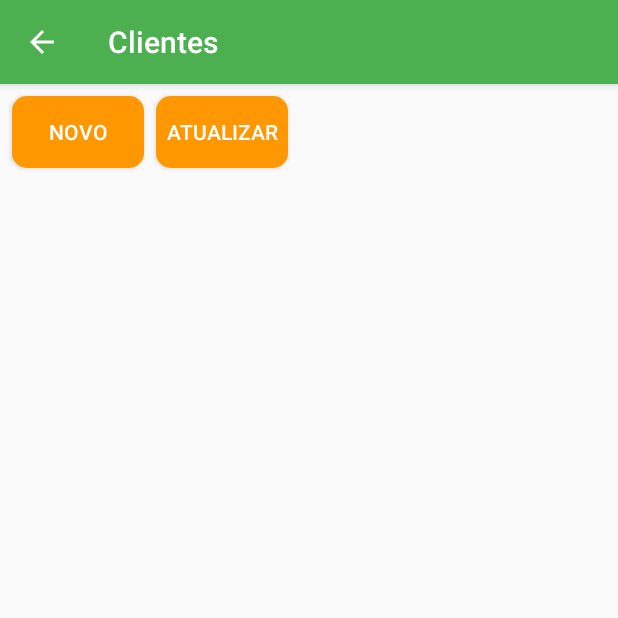
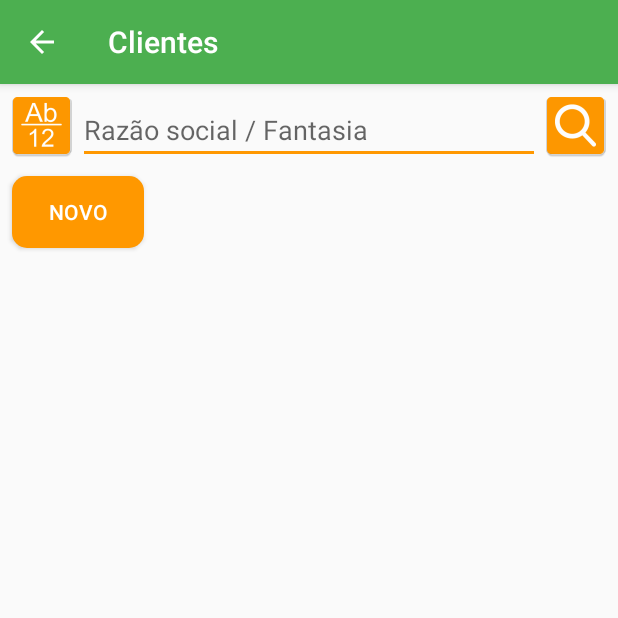
Before and after one commit to pablohcl/W170803, an Android app: the ActivityClientes screen opened directly, with no data from a screen before it, on a phone screen of 412 x 824 dp, the top half of it. Run offline under Robolectric (Android 15) with nearby library versions, the phone set to English and light mode, and no system bars.

Commit message:
Modulo clientes finalizado.

```diff
--- a/app/src/main/java/watt/w170803/ActivityClientes.java
+++ b/app/src/main/java/watt/w170803/ActivityClientes.java
@@ -1,34 +1,19 @@
 package watt.w170803;
 
-import android.app.Activity;
 import android.app.AlertDialog;
 import android.content.Context;
 import android.content.DialogInterface;
 import android.content.Intent;
-import android.support.design.widget.FloatingActionButton;
-import android.support.v4.app.FragmentManager;
-import android.support.v4.app.FragmentTransaction;
-import android.support.v4.app.NotificationCompat;
 import android.support.v7.app.AppCompatActivity;
 import android.os.Bundle;
-import android.support.v7.widget.DefaultItemAnimator;
 import android.support.v7.widget.LinearLayoutManager;
 import android.support.v7.widget.RecyclerView;
-import android.view.LayoutInflater;
-import android.view.MotionEvent;
 import android.view.View;
-import android.view.ViewGroup;
-import android.widget.ArrayAdapter;
 import android.widget.Button;
 import android.widget.EditText;
-import android.widget.RadioButton;
-import android.widget.RadioGroup;
-import android.widget.Spinner;
-import android.widget.TextView;
-import android.widget.Toast;
+import android.widget.ImageButton;
 
 import java.util.ArrayList;
-import java.util.List;
 
 public class ActivityClientes extends AppCompatActivity {
 
@@ -37,9 +22,11 @@ public class ActivityClientes extends AppCompatActivity {
 
     //Widgets
     private RecyclerView recyclerViewClientes;
-    private Button btnBuscarCliente;
+    private ImageButton imgBtnBuscaCliente;
     private Button btnNovoCliente;
-
+    private EditText etBuscaClientes;
+    private ImageButton imgBtnTipoBuscaClientes;
+    private String[] campoBuscaSelecionado;
     private int opcaoSelecionada;
 
     private ClientesAdapter adapter;
@@ -55,8 +42,64 @@ public class ActivityClientes extends AppCompatActivity {
 
         //Referencias
         recyclerViewClientes = (RecyclerView) findViewById(R.id.rv_clientes);
-        btnBuscarCliente = (Button) findViewById(R.id.btn_busca_cliente);
+        imgBtnBuscaCliente = (ImageButton) findViewById(R.id.img_btn_busca_clientes);
         btnNovoCliente = (Button) findViewById(R.id.btn_novo_cliente);
+        etBuscaClientes = (EditText) findViewById(R.id.et_busca_clientes);
+        imgBtnTipoBuscaClientes = (ImageButton) findViewById(R.id.img_btn_campo_cliente_busca);
+
+        campoBuscaSelecionado = new String[2];
+
+        cDAO = new ClientesDB(this);
+        cDAO.abrirBanco();
+
+        campoBuscaSelecionado[0] = BaseDB.CLIENTE_RAZAO_SOCIAL;
+        campoBuscaSelecionado[1] = BaseDB.CLIENTE_FANTASIA;
+        imgBtnTipoBuscaClientes.setOnClickListener(new View.OnClickListener() {
+            @Override
+            public void onClick(View view) {
+                opcaoSelecionada=0;
+                etBuscaClientes.setText(null);
+
+                AlertDialog.Builder msg = new AlertDialog.Builder(ActivityClientes.this);
+
+                msg.setSingleChoiceItems(R.array.array_alert_campo_busca_clientes, 0, new DialogInterface.OnClickListener() {
+                    @Override
+                    public void onClick(DialogInterface dialogInterface, int i) {
+                        opcaoSelecionada=i;
+                    }
+                });
+                msg.setPositiveButton("OK", new DialogInterface.OnClickListener() {
+                    @Override
+                    public void onClick(DialogInterface dialogInterface, int i) {
+                        switch(opcaoSelecionada){
+                            case 0:
+                                etBuscaClientes.setHint(R.string.alert_campo_razao);
+                                campoBuscaSelecionado[0] = BaseDB.CLIENTE_RAZAO_SOCIAL;
+                                campoBuscaSelecionado[1] = BaseDB.CLIENTE_FANTASIA;
+                                break;
+                            case 1:
+                                etBuscaClientes.setHint(R.string.alert_campo_cnpj);
+                                campoBuscaSelecionado[0] = BaseDB.CLIENTE_CNPJ;
+                                campoBuscaSelecionado[1] = BaseDB.CLIENTE_CPF;
+                                break;
+                            case 2:
+                                etBuscaClientes.setHint(R.string.alert_campo_endereco);
+                                campoBuscaSelecionado[0] = BaseDB.CLIENTE_ENDERECO;
+                                campoBuscaSelecionado[1] = BaseDB.CLIENTE_CIDADE;
+                                break;
+                            default:
+                                etBuscaClientes.setHint("Erro no botão de selecionar tipo de campo da busca");
+                        }
+                    }
+                });
+                msg.setTitle("Selecione o campo para buscar");
+                msg.show();
+            }
+        });
+
+        clientes = new ArrayList<>();
+        clientes = cDAO.consultar();
+        refreshList();
 
         btnNovoCliente.setOnClickListener(new View.OnClickListener() {
             @Override
@@ -88,19 +131,20 @@ public class ActivityClientes extends AppCompatActivity {
             }
         });
 
-        cDAO = new ClientesDB(this);
-        cDAO.abrirBanco();
-        clientes = new ArrayList<>();
-        clientes = cDAO.consultar();
-        adapter = new ClientesAdapter(ActivityClientes.this, clientes);
-        recyclerViewClientes.setAdapter(adapter);
-        recyclerViewClientes.setHasFixedSize(true);
-        recyclerViewClientes.setLayoutManager(new LinearLayoutManager(this));
-
-        btnBuscarCliente.setOnClickListener(new View.OnClickListener() {
+        imgBtnBuscaCliente.setOnClickListener(new View.OnClickListener() {
             @Override
             public void onClick(View view) {
-                recreate();
+
+                if(etBuscaClientes.getText().toString().isEmpty()){
+                    clientes = new ArrayList<>();
+                    clientes = cDAO.consultar();
+                    refreshList();
+                }else {
+                    clientes = new ArrayList<Clientes>();
+                    clientes = cDAO.consultar(campoBuscaSelecionado, etBuscaClientes.getText().toString());
+                    adapter.notifyDataSetChanged();
+                    refreshList();
+                }
             }
         });
     }
@@ -108,4 +152,11 @@ public class ActivityClientes extends AppCompatActivity {
     private Context getContext(){
         return this;
     }
+
+    private void refreshList(){
+        adapter = new ClientesAdapter(ActivityClientes.this, clientes);
+        recyclerViewClientes.setAdapter(adapter);
+        recyclerViewClientes.setHasFixedSize(true);
+        recyclerViewClientes.setLayoutManager(new LinearLayoutManager(this));
+    }
 }
--- a/app/src/main/res/layout/activity_clientes.xml
+++ b/app/src/main/res/layout/activity_clientes.xml
@@ -6,17 +6,30 @@
     android:layout_height="match_parent"
     tools:context="watt.w170803.ActivityClientes">
 
-    <Button
-        android:id="@+id/btn_busca_cliente"
+    <ImageButton
+        android:id="@+id/img_btn_campo_cliente_busca"
         android:layout_width="wrap_content"
         android:layout_height="wrap_content"
+        android:padding="0dp"
+        app:srcCompat="@mipmap/ic_btn_campo_busca_clientes"
+        app:layout_constraintTop_toTopOf="parent"
+        android:layout_marginTop="4dp"
+        android:layout_marginLeft="4dp"
+        app:layout_constraintLeft_toLeftOf="parent" />
+
+    <EditText
+        android:id="@+id/et_busca_clientes"
+        android:layout_width="0dp"
+        android:layout_height="wrap_content"
+        android:layout_marginLeft="0dp"
         android:layout_marginTop="8dp"
-        android:background="@drawable/screen_border"
-        android:textColor="@color/white"
-        android:text="ATUALIZAR"
+        android:ems="10"
+        android:hint="@string/alert_campo_razao"
+        android:inputType="textPersonName"
+        app:layout_constraintLeft_toRightOf="@+id/img_btn_campo_cliente_busca"
         app:layout_constraintTop_toTopOf="parent"
-        app:layout_constraintLeft_toRightOf="@+id/btn_novo_cliente"
-        android:layout_marginLeft="8dp" />
+        app:layout_constraintRight_toLeftOf="@+id/img_btn_busca_clientes"
+        android:layout_marginRight="0dp" />
 
     <android.support.v7.widget.RecyclerView
         android:id="@+id/rv_clientes"
@@ -30,7 +43,7 @@
         app:layout_constraintLeft_toLeftOf="parent"
         app:layout_constraintRight_toRightOf="parent"
         android:layout_marginTop="8dp"
-        app:layout_constraintTop_toBottomOf="@+id/btn_busca_cliente">
+        app:layout_constraintTop_toBottomOf="@+id/btn_novo_cliente">
 
     </android.support.v7.widget.RecyclerView>
 
@@ -39,11 +52,22 @@
         android:layout_width="wrap_content"
         android:layout_height="wrap_content"
         android:layout_marginLeft="8dp"
-        android:layout_marginTop="8dp"
         android:background="@drawable/screen_border"
         android:text="NOVO"
         android:textColor="@color/white"
         app:layout_constraintLeft_toLeftOf="parent"
-        app:layout_constraintTop_toTopOf="parent" />
+        android:layout_marginTop="8dp"
+        app:layout_constraintTop_toBottomOf="@+id/et_busca_clientes" />
+
+    <ImageButton
+        android:id="@+id/img_btn_busca_clientes"
+        android:layout_width="wrap_content"
+        android:layout_height="wrap_content"
+        android:padding="0dp"
+        app:srcCompat="@mipmap/ic_btn_busca_clientes"
+        android:layout_marginRight="4dp"
+        app:layout_constraintRight_toRightOf="parent"
+        app:layout_constraintTop_toTopOf="parent"
+        android:layout_marginTop="4dp" />
 
 </android.support.constraint.ConstraintLayout>
--- a/app/src/main/res/values/arrays.xml
+++ b/app/src/main/res/values/arrays.xml
@@ -6,4 +6,10 @@
         <item>@string/alert_pessoa_juridica</item>
     </string-array>
 
+    <string-array name="array_alert_campo_busca_clientes">
+        <item>@string/alert_campo_razao</item>
+        <item>@string/alert_campo_cnpj</item>
+        <item>@string/alert_campo_endereco</item>
+    </string-array>
+
 </resources>
--- a/app/src/main/res/values/strings.xml
+++ b/app/src/main/res/values/strings.xml
@@ -16,6 +16,12 @@
     <string name="alert_botao_sim">sim</string>
     <string name="alert_botao_nao">nao</string>
 
+    <!-- Array alert dialog tipo cliente cadastro -->
     <string name="alert_pessoa_fisica">Pessoa Física (CPF e RG)</string>
     <string name="alert_pessoa_juridica">Pessoa Jurídica (CNPJ e Inscr.)</string>
+
+    <!-- Array alertdialog campo cliente busca -->
+    <string name="alert_campo_razao">Razão social / Fantasia</string>
+    <string name="alert_campo_cnpj">CNPJ / CPF</string>
+    <string name="alert_campo_endereco">Endereço / Cidade</string>
 </resources>
```
Also changed, not shown: app/src/main/java/watt/w170803/ClientesDB.java (+28 -0 lines), app/src/main/res/values/styles.xml (+7 -0 lines), app/src/main/ic_btn_busca_clientes-web.png (added), app/src/main/ic_btn_campo_busca_clientes-web.png (added), app/src/main/ic_btn_tipo_busca_cliente-web.png (added), app/src/main/ic_btn_tipo_busca_clientes-web.png (added), app/src/main/res/mipmap-hdpi/ic_btn_busca_clientes.png (added), app/src/main/res/mipmap-hdpi/ic_btn_campo_busca_clientes.png (added), app/src/main/res/mipmap-mdpi/ic_btn_busca_clientes.png (added), app/src/main/res/mipmap-mdpi/ic_btn_campo_busca_clientes.png (added), app/src/main/res/mipmap-xhdpi/ic_btn_busca_clientes.png (added), app/src/main/res/mipmap-xhdpi/ic_btn_campo_busca_clientes.png (added), app/src/main/res/mipmap-xxhdpi/ic_btn_busca_clientes.png (added), app/src/main/res/mipmap-xxhdpi/ic_btn_campo_busca_clientes.png (added), 2 more files.
